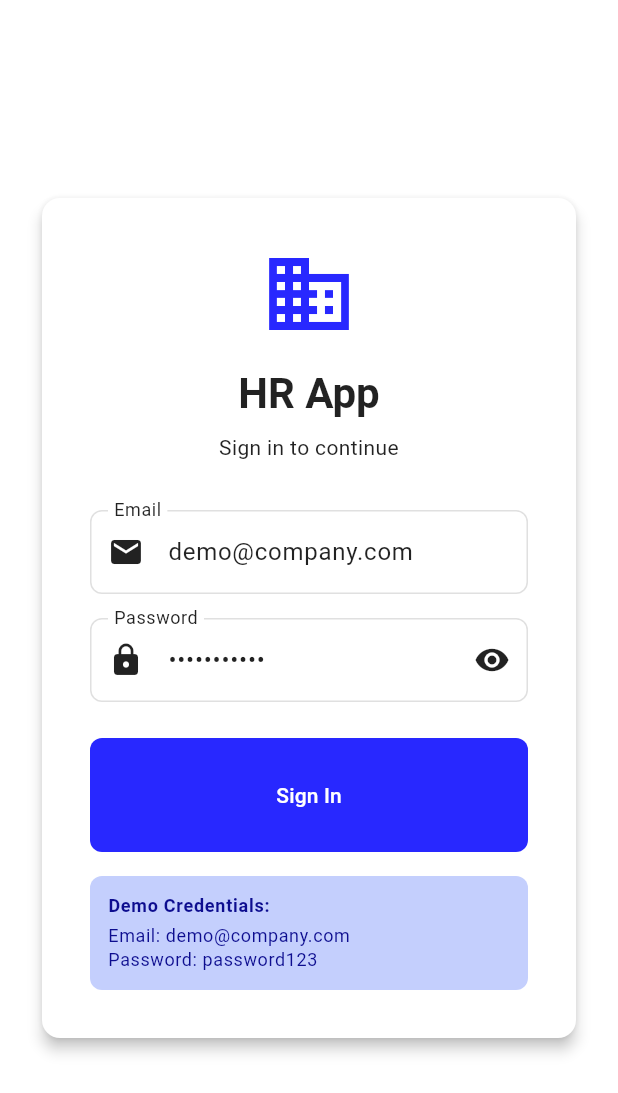
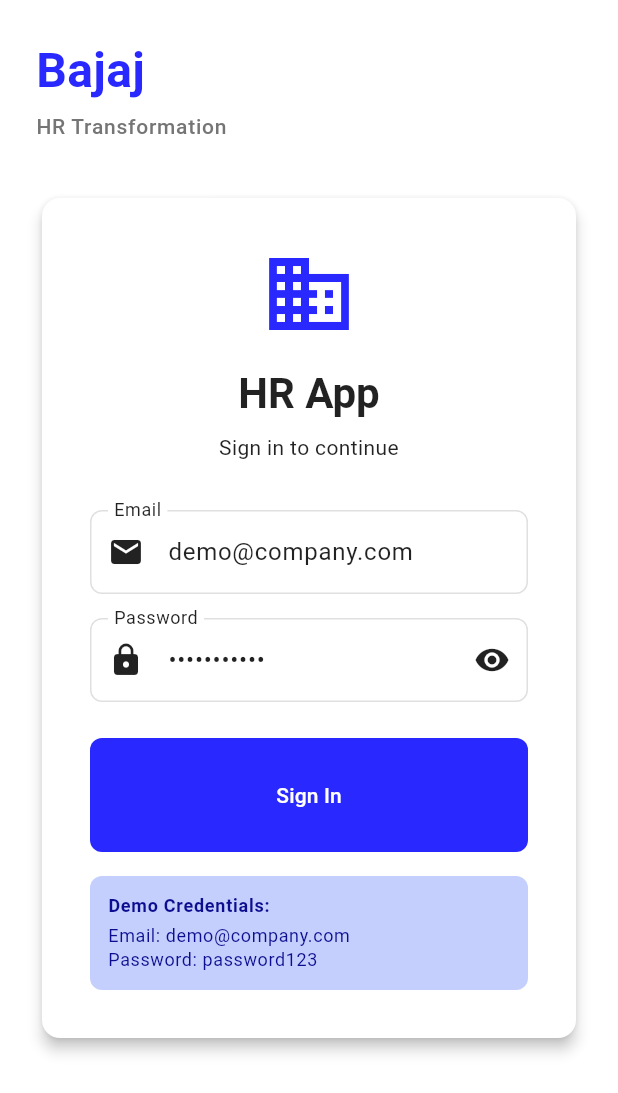
Before and after one commit to SauSonarDeloitte/internet_hub_flutter, a Flutter app: the screen it shows after launch, on a phone screen of 412 x 824 dp. Shown: the top 1093 px of the screen. Run offline on Flutter 3.47's test engine with Material 3 defaults, Android fonts, the phone set to English and light mode, and no system bars; our stand-ins replace equatable, flutter_bloc, get_it, go_router, hydrated_bloc, shared_preferences and 1 more; missing offline and left inert: talker_bloc_logger; statements that could not run were skipped.

Commit message:
Logo changes

```diff
--- a/lib/features/auth/screens/login_screen.dart
+++ b/lib/features/auth/screens/login_screen.dart
@@ -3,6 +3,7 @@
 import 'package:go_router/go_router.dart';
 import '../../../core/route/route_names.dart';
 import '../../../core/colors/app_colors.dart';
+import '../../../shared/widgets/branding/bajaj_logo.dart';
 import '../bloc/auth_bloc.dart';
 import '../bloc/auth_event.dart';
 import '../bloc/auth_state.dart';
@@ -51,7 +52,9 @@
 
           if (isWeb) {
             // Web layout: 1/4 blue gradient + 3/4 white with form
-            return Row(
+            return Stack(
+              children: [
+                Row(
                   children: [
                     // Left side: 1/4 width blue gradient
                     Expanded(
@@ -106,14 +109,32 @@
                       ),
                     ),
                   ],
+                ),
+                // Bajaj logo in top-left corner of white area
+                Positioned(
+                  top: 24,
+                  left: constraints.maxWidth * 0.25 + 24, // Position in white area
+                  child: const BajajLogo(size: BajajLogoSize.medium),
+                ),
+              ],
             );
           } else {
             // Mobile layout: centered form with padding
-            return Center(
+            return Stack(
+              children: [
+                Center(
                   child: SingleChildScrollView(
                     padding: const EdgeInsets.all(24),
                     child: _buildLoginForm(context, theme),
                   ),
+                ),
+                // Bajaj logo in top-left corner
+                const Positioned(
+                  top: 24,
+                  left: 24,
+                  child: BajajLogo(size: BajajLogoSize.medium),
+                ),
+              ],
             );
           }
         },
--- /dev/null
+++ b/lib/shared/widgets/branding/bajaj_logo.dart
@@ -0,0 +1,101 @@
+import 'package:flutter/material.dart';
+
+/// Bajaj logo widget with customizable size variants
+///
+/// Displays "Bajaj" text in blue with white shadow and
+/// "HR Transformation" subtitle in gray
+class BajajLogo extends StatelessWidget {
+  final BajajLogoSize size;
+
+  const BajajLogo({
+    super.key,
+    this.size = BajajLogoSize.medium,
+  });
+
+  @override
+  Widget build(BuildContext context) {
+    final dimensions = _getDimensions();
+
+    return Column(
+      mainAxisSize: MainAxisSize.min,
+      crossAxisAlignment: CrossAxisAlignment.start,
+      children: [
+        // "Bajaj" text with white shadow
+        Text(
+          'Bajaj',
+          style: TextStyle(
+            fontSize: dimensions.mainTextSize,
+            fontWeight: FontWeight.bold,
+            color: const Color(0xFF2828FF), // Blue
+            shadows: [
+              Shadow(
+                offset: const Offset(2, 2),
+                blurRadius: 4,
+                color: Colors.white.withOpacity(0.8),
+              ),
+              Shadow(
+                offset: const Offset(-1, -1),
+                blurRadius: 2,
+                color: Colors.white.withOpacity(0.6),
+              ),
+            ],
+          ),
+        ),
+        SizedBox(height: dimensions.spacing),
+        // "HR Transformation" subtitle
+        Text(
+          'HR Transformation',
+          style: TextStyle(
+            fontSize: dimensions.subtitleSize,
+            fontWeight: FontWeight.w500,
+            color: Colors.grey[600],
+            letterSpacing: 0.5,
+          ),
+        ),
+      ],
+    );
+  }
+
+  _LogoDimensions _getDimensions() {
+    switch (size) {
+      case BajajLogoSize.small:
+        return const _LogoDimensions(
+          mainTextSize: 20,
+          subtitleSize: 10,
+          spacing: 2,
+        );
+      case BajajLogoSize.medium:
+        return const _LogoDimensions(
+          mainTextSize: 32,
+          subtitleSize: 14,
+          spacing: 4,
+        );
+      case BajajLogoSize.large:
+        return const _LogoDimensions(
+          mainTextSize: 48,
+          subtitleSize: 18,
+          spacing: 6,
+        );
+    }
+  }
+}
+
+/// Size variants for the Bajaj logo
+enum BajajLogoSize {
+  small,  // For AppBar and compact spaces
+  medium, // For login screen and standard usage
+  large,  // For splash screens or hero sections
+}
+
+/// Internal class to hold logo dimensions
+class _LogoDimensions {
+  final double mainTextSize;
+  final double subtitleSize;
+  final double spacing;
+
+  const _LogoDimensions({
+    required this.mainTextSize,
+    required this.subtitleSize,
+    required this.spacing,
+  });
+}
--- a/lib/shared/widgets/layout/app_shell.dart
+++ b/lib/shared/widgets/layout/app_shell.dart
@@ -6,6 +6,7 @@
 import '../../../features/auth/bloc/auth_event.dart';
 import '../../../features/auth/bloc/auth_state.dart';
 import '../../../utils/debug/debug_utils.dart';
+import '../branding/bajaj_logo.dart';
 import '../menu/app_drawer.dart';
 
 class AppShell extends StatelessWidget {
@@ -91,7 +92,11 @@
   Widget build(BuildContext context) {
     return Scaffold(
       appBar: AppBar(
-        title: Text(title),
+        leading: const Padding(
+          padding: EdgeInsets.all(8.0),
+          child: BajajLogo(size: BajajLogoSize.small),
+        ),
+        leadingWidth: 120,
         actions: const [_UserProfileButton()],
       ),
       drawer: const AppDrawer(),
@@ -114,7 +119,13 @@
   Widget build(BuildContext context) {
     return Scaffold(
       appBar: AppBar(
-        title: Text(title),
+        leading: Builder(
+          builder: (context) => IconButton(
+            icon: const Icon(Icons.menu),
+            onPressed: () => Scaffold.of(context).openDrawer(),
+          ),
+        ),
+        title: const BajajLogo(size: BajajLogoSize.small),
         actions: const [_UserProfileButton()],
       ),
       drawer: const AppDrawer(),
@@ -150,18 +161,8 @@
       ),
       child: Row(
         children: [
-          if (showMenuButton)
-            IconButton(
-              icon: const Icon(Icons.menu),
-              onPressed: () {
-                Scaffold.of(context).openDrawer();
-              },
-            ),
-          const SizedBox(width: 16),
-          Text(
-            title,
-            style: Theme.of(context).textTheme.titleLarge,
-          ),
+          // Bajaj logo in leading position
+          const BajajLogo(size: BajajLogoSize.small),
           const Spacer(),
           // Debug button (only visible in debug mode)
           if (DebugUtils.isDebugMode)
```
Also changed, not shown: 5 other files. Lines whose indentation alone changed are shown as unchanged.
